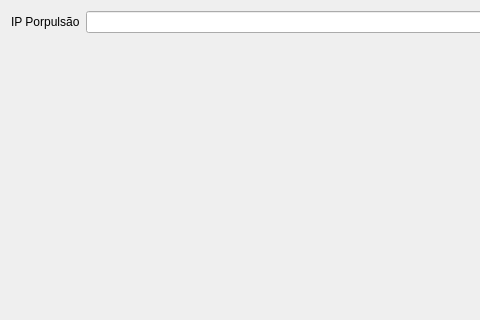
This is settingswindow.ui in Arariboia/ArariboiaDisplay as Qt 5 draws it before an edit; both pictures show x 0 to 480 and y 0 to 320 of the 800 by 480 pixel window. The edited form follows.
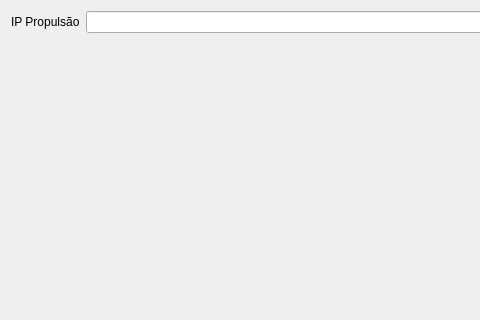
This is the edited form.

Patch:
```diff
--- a/settingswindow.ui
+++ b/settingswindow.ui
@@ -19,7 +19,7 @@
      <item row="0" column="0">
       <widget class="QLabel" name="label">
        <property name="text">
-        <string>IP Porpulsão</string>
+        <string>IP Propulsão</string>
        </property>
       </widget>
      </item>
```
